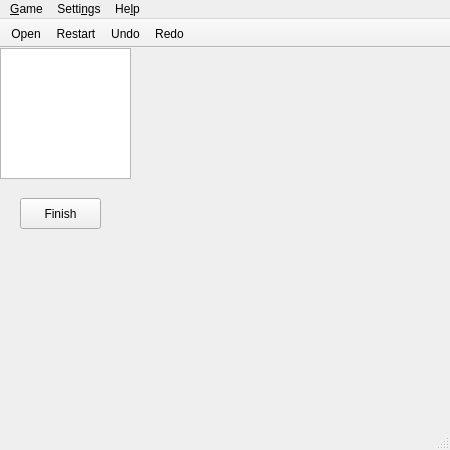
Before: the Qt Designer form view.ui in linyinfeng/klotski, drawn with Qt 5.
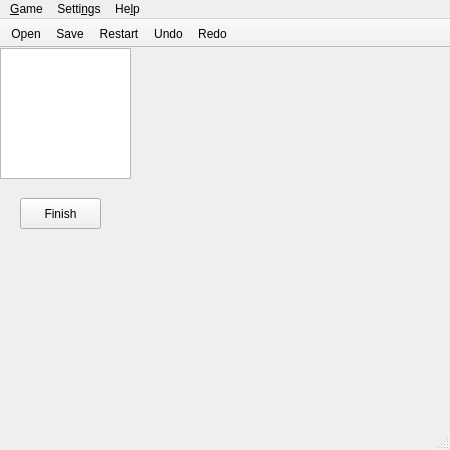
After: the same form once the commit is applied. Icons and pictures are not drawn.

Diff of the .ui file:
```diff
--- a/view.ui
+++ b/view.ui
@@ -113,6 +113,7 @@
     <bool>false</bool>
    </attribute>
    <addaction name="actionOpen"/>
+   <addaction name="actionSave"/>
    <addaction name="actionRestart"/>
    <addaction name="actionUndo"/>
    <addaction name="actionRedo"/>
```
Left out of the diff: 12 changed lines with no effect on the pictures.
